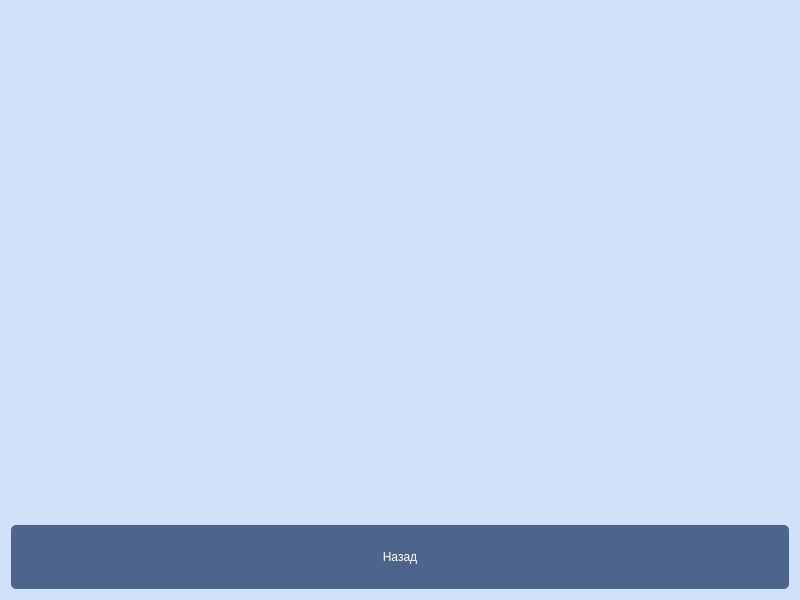
StellarCampfire/GeoPhoto, file resources/ui/PhotoViewForm.ui: the form before one commit.
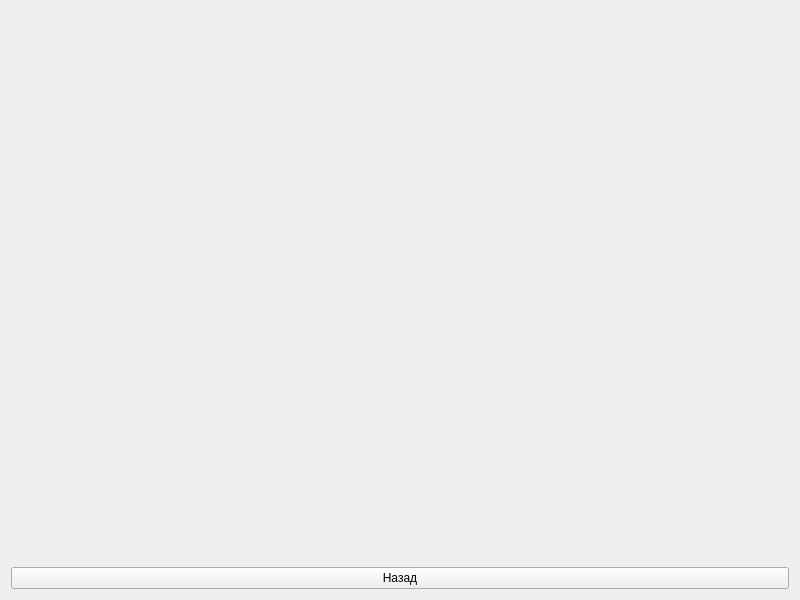
The form after the commit.

```diff
--- a/resources/ui/PhotoViewForm.ui
+++ b/resources/ui/PhotoViewForm.ui
@@ -14,27 +14,7 @@
    <string>Form</string>
   </property>
   <property name="styleSheet">
-   <string notr="true">QWidget {
-    background-color: rgb(208, 225, 249);
-}
-
-QPushButton {
-    background-color: rgb(77, 100, 141);
-
-    color: white;
-    border-radius: 5px;
-	padding: 25;
-	font: 57 18pt &quot;Sono Medium&quot;;
-}
-
-QPushButton:focus {
-    background-color: rgb(40, 54, 85);
-
-    color: white;
-    border-radius: 5px;
-	padding: 25;
-	font: 57 18pt &quot;Sono Medium&quot;;
-}</string>
+   <string notr="true"/>
   </property>
   <layout class="QVBoxLayout" name="verticalLayout">
    <item>
```
